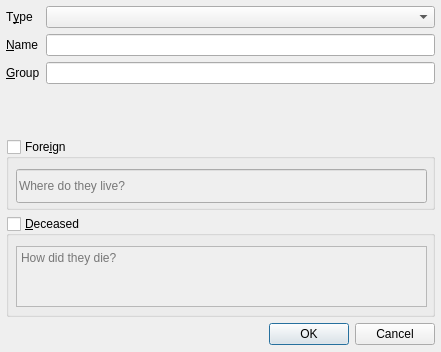
The window that npc/gui/uis/new_character.ui (aurule/npc) describes before a commit, drawn with Qt 5.
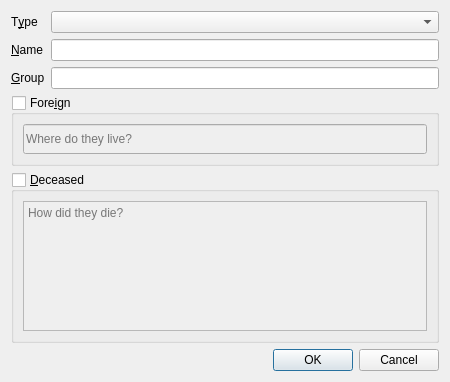
The same window after the commit.

Commit message: Simplify new character dialog layout

Patch:
```diff
--- a/npc/gui/uis/new_character.ui
+++ b/npc/gui/uis/new_character.ui
@@ -6,38 +6,29 @@
    <rect>
     <x>0</x>
     <y>0</y>
-    <width>441</width>
-    <height>352</height>
+    <width>450</width>
+    <height>382</height>
    </rect>
   </property>
+  <property name="sizePolicy">
+   <sizepolicy hsizetype="MinimumExpanding" vsizetype="MinimumExpanding">
+    <horstretch>0</horstretch>
+    <verstretch>0</verstretch>
+   </sizepolicy>
+  </property>
+  <property name="minimumSize">
+   <size>
+    <width>450</width>
+    <height>382</height>
+   </size>
+  </property>
   <property name="windowTitle">
    <string>New Character</string>
   </property>
   <property name="modal">
    <bool>true</bool>
   </property>
-  <widget class="QWidget" name="verticalLayoutWidget">
-   <property name="geometry">
-    <rect>
-     <x>0</x>
-     <y>0</y>
-     <width>441</width>
-     <height>351</height>
-    </rect>
-   </property>
    <layout class="QVBoxLayout" name="verticalLayout">
-    <property name="leftMargin">
-     <number>6</number>
-    </property>
-    <property name="topMargin">
-     <number>6</number>
-    </property>
-    <property name="rightMargin">
-     <number>6</number>
-    </property>
-    <property name="bottomMargin">
-     <number>6</number>
-    </property>
     <item>
      <layout class="QFormLayout" name="infoForm">
       <property name="sizeConstraint">
@@ -107,20 +98,11 @@
       <property name="checked">
        <bool>false</bool>
       </property>
-      <widget class="QWidget" name="verticalLayoutWidget_2">
-       <property name="geometry">
-        <rect>
-         <x>10</x>
-         <y>30</y>
-         <width>411</width>
-         <height>34</height>
-        </rect>
-       </property>
        <layout class="QVBoxLayout" name="verticalLayout_2">
         <item>
          <widget class="QLineEdit" name="foreignText">
           <property name="sizePolicy">
-           <sizepolicy hsizetype="Minimum" vsizetype="Preferred">
+         <sizepolicy hsizetype="MinimumExpanding" vsizetype="Preferred">
             <horstretch>0</horstretch>
             <verstretch>0</verstretch>
            </sizepolicy>
@@ -135,12 +117,11 @@
         </item>
        </layout>
       </widget>
-     </widget>
     </item>
     <item>
      <widget class="QGroupBox" name="deceasedBox">
       <property name="sizePolicy">
-       <sizepolicy hsizetype="Preferred" vsizetype="Fixed">
+      <sizepolicy hsizetype="Expanding" vsizetype="Expanding">
         <horstretch>0</horstretch>
         <verstretch>0</verstretch>
        </sizepolicy>
@@ -148,7 +129,7 @@
       <property name="minimumSize">
        <size>
         <width>0</width>
-        <height>101</height>
+       <height>116</height>
        </size>
       </property>
       <property name="title">
@@ -160,15 +141,6 @@
       <property name="checked">
        <bool>false</bool>
       </property>
-      <widget class="QWidget" name="verticalLayoutWidget_3">
-       <property name="geometry">
-        <rect>
-         <x>10</x>
-         <y>30</y>
-         <width>411</width>
-         <height>61</height>
-        </rect>
-       </property>
        <layout class="QVBoxLayout" name="verticalLayout_3">
         <item>
          <widget class="QPlainTextEdit" name="deceasedText">
@@ -182,7 +154,6 @@
         </item>
        </layout>
       </widget>
-     </widget>
     </item>
     <item>
      <widget class="QDialogButtonBox" name="buttonBox">
@@ -192,7 +163,6 @@
      </widget>
     </item>
    </layout>
-  </widget>
  </widget>
  <tabstops>
   <tabstop>typeSelect</tabstop>
```
Lines whose indentation alone changed are shown as unchanged. The commit also changes 2 other files.
